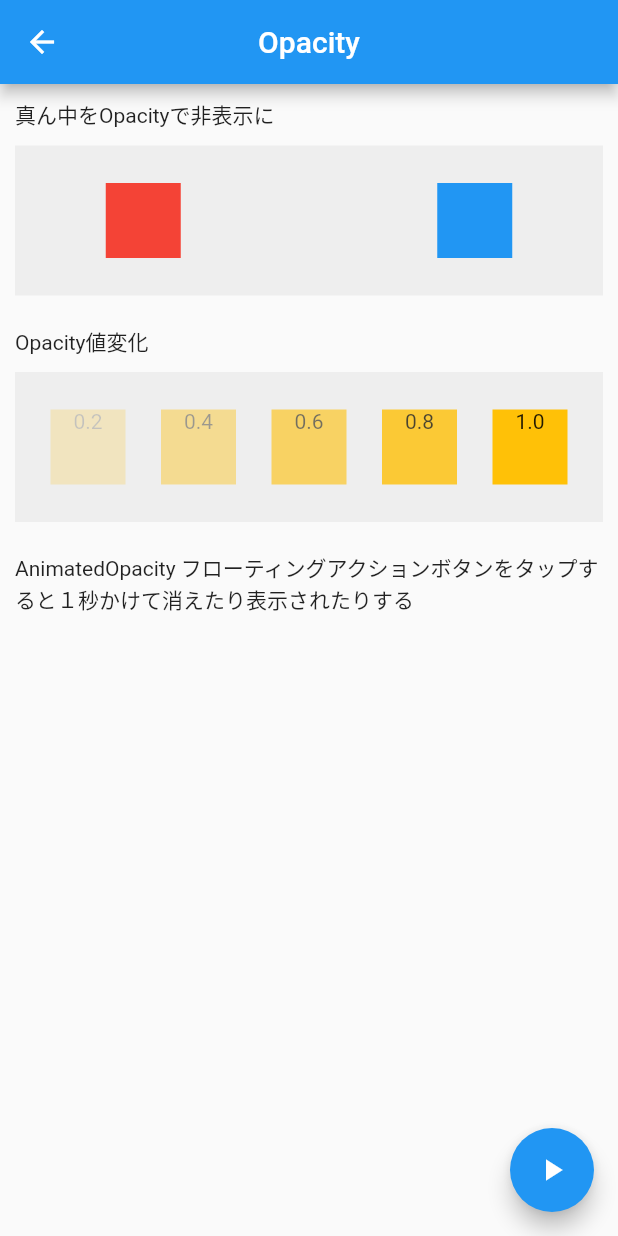
After one commit to goto5103/learn-flutter, a Flutter app: the WidgetOpacity screen opened by its route, on a phone screen of 412 x 824 dp. The commit adds this screen. Run offline on Flutter 3.47's test engine with Material 2 defaults, Android fonts, the phone set to English and light mode, and no system bars; our stand-ins replace flutter_redux, redux.

Commit message:
add #5 opacityサンプルコード追加

```diff
--- a/lib/main.dart
+++ b/lib/main.dart
@@ -5,6 +5,7 @@ import 'package:lean/redux/reducer/app_reducer.dart';
 import 'package:lean/redux/state/app_state.dart';
 import 'package:lean/views/animated_container.dart';
 import 'package:lean/views/expanded.dart';
+import 'package:lean/views/opacity.dart';
 import 'package:lean/views/wrap.dart';
 import 'package:redux/redux.dart';
 
@@ -33,6 +34,7 @@ class MyApp extends StatelessWidget {
             "/Expanded":(BuildContext context) => WidgetExpanded(),
             "/Wrap":(BuildContext context) => WidgetWrap(),
             "/AnimatedContainer":(BuildContext context) => WidgetAnimatedContainer(),
+            "/Opacity":(BuildContext context) => WidgetOpacity(),
           },
         ));
   }
--- /dev/null
+++ b/lib/views/opacity.dart
@@ -0,0 +1,134 @@
+import 'dart:math';
+
+import 'package:flutter/material.dart';
+
+class WidgetOpacity extends StatefulWidget {
+  @override
+  _WidgetOpacityState createState() => _WidgetOpacityState();
+}
+
+class _WidgetOpacityState extends State<WidgetOpacity> {
+  double _opacity = 0.0;
+  bool _isEnabled = false;
+
+  Opacity _createOpacity(double opacity) {
+    return Opacity(
+      opacity: opacity,
+      child: Container(
+        color: Colors.amber,
+        height: 50,
+        width: 50,
+        child: Text(
+          opacity.toString(),
+          textAlign: TextAlign.center,
+        ),
+      ),
+    );
+  }
+
+  @override
+  Widget build(BuildContext context) {
+    return Scaffold(
+      appBar: AppBar(
+        title: Text("Opacity"),
+        centerTitle: true,
+      ),
+      body: SingleChildScrollView(
+        child: Column(
+          children: [
+            Column(
+              children: [
+                Container(
+                  margin: EdgeInsets.only(top: 10, left: 10),
+                  width: double.infinity,
+                  child: Text(
+                    "真ん中をOpacityで非表示に",
+                    textAlign: TextAlign.left,
+                  ),
+                ),
+                Container(
+                  margin: EdgeInsets.all(10),
+                  height: 100,
+                  color: Colors.grey[200],
+                  child: Row(
+                    mainAxisAlignment: MainAxisAlignment.spaceEvenly,
+                    children: [
+                      Container(
+                        color: Colors.red,
+                        height: 50,
+                        width: 50,
+                      ),
+                      _createOpacity(0.0),
+                      Container(
+                        color: Colors.blue,
+                        height: 50,
+                        width: 50,
+                      )
+                    ],
+                  ),
+                )
+              ],
+            ),
+            Column(
+              children: [
+                Container(
+                  margin: EdgeInsets.only(top: 10, left: 10),
+                  width: double.infinity,
+                  child: Text(
+                    "Opacity値変化",
+                    textAlign: TextAlign.left,
+                  ),
+                ),
+                Container(
+                  margin: EdgeInsets.all(10),
+                  height: 100,
+                  color: Colors.grey[200],
+                  child: Row(
+                    mainAxisAlignment: MainAxisAlignment.spaceEvenly,
+                    children: [
+                      _createOpacity(0.2),
+                      _createOpacity(0.4),
+                      _createOpacity(0.6),
+                      _createOpacity(0.8),
+                      _createOpacity(1.0),
+                    ],
+                  ),
+                )
+              ],
+            ),
+            Column(
+              children: [
+                Container(
+                  margin: EdgeInsets.only(top: 10, left: 10, bottom: 10),
+                  width: double.infinity,
+                  child: Text(
+                    "AnimatedOpacity フローティングアクションボタンをタップすると１秒かけて消えたり表示されたりする",
+                    textAlign: TextAlign.left,
+                  ),
+                ),
+                AnimatedOpacity(
+                  opacity: _opacity,
+                  duration: Duration(seconds: 1),
+                  child: Container(
+                    color: Colors.blue,
+                    height: 50,
+                    width: 50,
+                  ),
+                )
+              ],
+            ),
+          ],
+        ),
+      ),
+      floatingActionButton: FloatingActionButton(
+        onPressed: () {
+          setState(() {
+            _isEnabled = !_isEnabled;
+            _isEnabled ? _opacity = 0.0 : _opacity = 1.0;
+          });
+        },
+        child: Icon(Icons.play_arrow),
+      ),
+    );
+  }
+}
```
